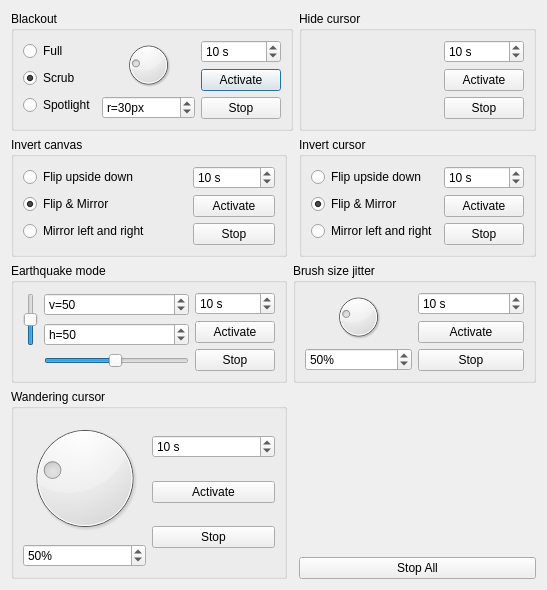
Before: the Qt Designer form src/desktop/ui/handicaps.ui in drawpile/Artbattle, drawn with Qt 5.
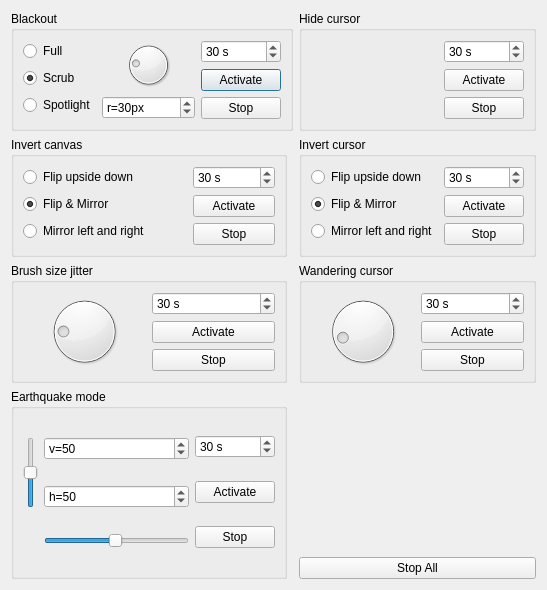
After: the same form once the commit is applied.

Commit message: AB: Implement brush jitter handicaps

Diff of the .ui file:
```diff
--- a/src/desktop/ui/handicaps.ui
+++ b/src/desktop/ui/handicaps.ui
@@ -95,7 +95,7 @@
            <number>3600</number>
           </property>
           <property name="value">
-           <number>10</number>
+           <number>30</number>
           </property>
          </widget>
         </item>
@@ -118,127 +118,6 @@
      </layout>
     </widget>
    </item>
-   <item row="0" column="2">
-    <widget class="QGroupBox" name="hideCursorBox">
-     <property name="title">
-      <string>Hide cursor</string>
-     </property>
-     <layout class="QHBoxLayout" name="horizontalLayout_3">
-      <item>
-       <spacer name="horizontalSpacer">
-        <property name="orientation">
-         <enum>Qt::Horizontal</enum>
-        </property>
-        <property name="sizeHint" stdset="0">
-         <size>
-          <width>136</width>
-          <height>20</height>
-         </size>
-        </property>
-       </spacer>
-      </item>
-      <item>
-       <layout class="QVBoxLayout" name="verticalLayout_3">
-        <item>
-         <widget class="QSpinBox" name="hideCursorTime">
-          <property name="suffix">
-           <string> s</string>
-          </property>
-          <property name="maximum">
-           <number>3600</number>
-          </property>
-          <property name="value">
-           <number>10</number>
-          </property>
-         </widget>
-        </item>
-        <item>
-         <widget class="QPushButton" name="hideCursorStart">
-          <property name="text">
-           <string>Activate</string>
-          </property>
-         </widget>
-        </item>
-        <item>
-         <widget class="QPushButton" name="hideCursorStop">
-          <property name="text">
-           <string>Stop</string>
-          </property>
-         </widget>
-        </item>
-       </layout>
-      </item>
-     </layout>
-    </widget>
-   </item>
-   <item row="1" column="0">
-    <widget class="QGroupBox" name="invertCanvasBox">
-     <property name="title">
-      <string>Invert canvas</string>
-     </property>
-     <layout class="QHBoxLayout" name="horizontalLayout_2" stretch="2,1">
-      <item>
-       <layout class="QVBoxLayout" name="verticalLayout_5">
-        <item>
-         <widget class="QRadioButton" name="canvasFlip">
-          <property name="text">
-           <string>Flip upside down</string>
-          </property>
-         </widget>
-        </item>
-        <item>
-         <widget class="QRadioButton" name="canvasInvertBoth">
-          <property name="text">
-           <string>Flip &amp;&amp; Mirror</string>
-          </property>
-          <property name="checked">
-           <bool>true</bool>
-          </property>
-         </widget>
-        </item>
-        <item>
-         <widget class="QRadioButton" name="canvasMirror">
-          <property name="text">
-           <string>Mirror left and right</string>
-          </property>
-         </widget>
-        </item>
-       </layout>
-      </item>
-      <item>
-       <layout class="QVBoxLayout" name="verticalLayout_6">
-        <item>
-         <widget class="QSpinBox" name="canvasInvertTime">
-          <property name="suffix">
-           <string> s</string>
-          </property>
-          <property name="maximum">
-           <number>3600</number>
-          </property>
-          <property name="value">
-           <number>10</number>
-          </property>
-         </widget>
-        </item>
-        <item>
-         <widget class="QPushButton" name="canvasInvertStart">
-          <property name="text">
-           <string>Activate</string>
-          </property>
-         </widget>
-        </item>
-        <item>
-         <widget class="QPushButton" name="canvasInvertStop">
-          <property name="text">
-           <string>Stop</string>
-          </property>
-         </widget>
-        </item>
-       </layout>
-      </item>
-     </layout>
-    </widget>
-   </item>
    <item row="1" column="2">
     <widget class="QGroupBox" name="invertCursorBox">
      <property name="title">
@@ -284,7 +163,7 @@
            <number>3600</number>
           </property>
           <property name="value">
-           <number>10</number>
+           <number>30</number>
           </property>
          </widget>
         </item>
@@ -307,7 +186,75 @@
      </layout>
     </widget>
    </item>
-   <item row="2" column="0">
+   <item row="1" column="0">
+    <widget class="QGroupBox" name="invertCanvasBox">
+     <property name="title">
+      <string>Invert canvas</string>
+     </property>
+     <layout class="QHBoxLayout" name="horizontalLayout_2" stretch="2,1">
+      <item>
+       <layout class="QVBoxLayout" name="verticalLayout_5">
+        <item>
+         <widget class="QRadioButton" name="canvasFlip">
+          <property name="text">
+           <string>Flip upside down</string>
+          </property>
+         </widget>
+        </item>
+        <item>
+         <widget class="QRadioButton" name="canvasInvertBoth">
+          <property name="text">
+           <string>Flip &amp;&amp; Mirror</string>
+          </property>
+          <property name="checked">
+           <bool>true</bool>
+          </property>
+         </widget>
+        </item>
+        <item>
+         <widget class="QRadioButton" name="canvasMirror">
+          <property name="text">
+           <string>Mirror left and right</string>
+          </property>
+         </widget>
+        </item>
+       </layout>
+      </item>
+      <item>
+       <layout class="QVBoxLayout" name="verticalLayout_6">
+        <item>
+         <widget class="QSpinBox" name="canvasInvertTime">
+          <property name="suffix">
+           <string> s</string>
+          </property>
+          <property name="maximum">
+           <number>3600</number>
+          </property>
+          <property name="value">
+           <number>30</number>
+          </property>
+         </widget>
+        </item>
+        <item>
+         <widget class="QPushButton" name="canvasInvertStart">
+          <property name="text">
+           <string>Activate</string>
+          </property>
+         </widget>
+        </item>
+        <item>
+         <widget class="QPushButton" name="canvasInvertStop">
+          <property name="text">
+           <string>Stop</string>
+          </property>
+         </widget>
+        </item>
+       </layout>
+      </item>
+     </layout>
+    </widget>
+   </item>
+   <item row="3" column="0">
     <widget class="QGroupBox" name="earthquakeBox">
      <property name="title">
       <string>Earthquake mode</string>
@@ -392,7 +339,7 @@
            <number>3600</number>
           </property>
           <property name="value">
-           <number>10</number>
+           <number>30</number>
           </property>
          </widget>
         </item>
@@ -415,49 +362,29 @@
      </layout>
     </widget>
    </item>
-   <item row="2" column="1" colspan="2">
-    <widget class="QGroupBox" name="brushSizeBox">
+   <item row="0" column="2">
+    <widget class="QGroupBox" name="hideCursorBox">
      <property name="title">
-      <string>Brush size jitter</string>
+      <string>Hide cursor</string>
      </property>
-     <layout class="QHBoxLayout" name="horizontalLayout_6">
+     <layout class="QHBoxLayout" name="horizontalLayout_3">
       <item>
-       <layout class="QVBoxLayout" name="verticalLayout_10">
-        <item>
-         <widget class="QDial" name="brushSizeJitter">
-          <property name="minimum">
-           <number>1</number>
-          </property>
-          <property name="maximum">
-           <number>200</number>
-          </property>
-          <property name="value">
-           <number>50</number>
-          </property>
-         </widget>
-        </item>
-        <item>
-         <widget class="QSpinBox" name="spotlightSizeBox_2">
-          <property name="suffix">
-           <string>%</string>
-          </property>
-          <property name="minimum">
-           <number>1</number>
-          </property>
-          <property name="maximum">
-           <number>200</number>
-          </property>
-          <property name="value">
-           <number>50</number>
-          </property>
-         </widget>
-        </item>
-       </layout>
+       <spacer name="horizontalSpacer">
+        <property name="orientation">
+         <enum>Qt::Horizontal</enum>
+        </property>
+        <property name="sizeHint" stdset="0">
+         <size>
+          <width>136</width>
+          <height>20</height>
+         </size>
+        </property>
+       </spacer>
       </item>
       <item>
-       <layout class="QVBoxLayout" name="verticalLayout_11">
+       <layout class="QVBoxLayout" name="verticalLayout_3">
         <item>
-         <widget class="QSpinBox" name="brushSizeJitterTime">
+         <widget class="QSpinBox" name="hideCursorTime">
           <property name="suffix">
            <string> s</string>
           </property>
@@ -465,92 +392,19 @@
            <number>3600</number>
           </property>
           <property name="value">
-           <number>10</number>
+           <number>30</number>
           </property>
          </widget>
         </item>
         <item>
-         <widget class="QPushButton" name="brushSizeJitterStart">
+         <widget class="QPushButton" name="hideCursorStart">
           <property name="text">
            <string>Activate</string>
           </property>
          </widget>
         </item>
         <item>
-         <widget class="QPushButton" name="brushSizeJitterStop">
-          <property name="text">
-           <string>Stop</string>
-          </property>
-         </widget>
-        </item>
-       </layout>
-      </item>
-     </layout>
-    </widget>
-   </item>
-   <item row="3" column="0">
-    <widget class="QGroupBox" name="cursorJitterBox">
-     <property name="title">
-      <string>Wandering cursor</string>
-     </property>
-     <layout class="QHBoxLayout" name="horizontalLayout_7">
-      <item>
-       <layout class="QVBoxLayout" name="verticalLayout_12">
-        <item>
-         <widget class="QDial" name="cursorJitter">
-          <property name="minimum">
-           <number>1</number>
-          </property>
-          <property name="maximum">
-           <number>200</number>
-          </property>
-          <property name="value">
-           <number>50</number>
-          </property>
-         </widget>
-        </item>
-        <item>
-         <widget class="QSpinBox" name="spotlightSizeBox_3">
-          <property name="suffix">
-           <string>%</string>
-          </property>
-          <property name="minimum">
-           <number>1</number>
-          </property>
-          <property name="maximum">
-           <number>200</number>
-          </property>
-          <property name="value">
-           <number>50</number>
-          </property>
-         </widget>
-        </item>
-       </layout>
-      </item>
-      <item>
-       <layout class="QVBoxLayout" name="verticalLayout_13">
-        <item>
-         <widget class="QSpinBox" name="cursorJitterTime">
-          <property name="suffix">
-           <string> s</string>
-          </property>
-          <property name="maximum">
-           <number>3600</number>
-          </property>
-          <property name="value">
-           <number>10</number>
-          </property>
-         </widget>
-        </item>
-        <item>
-         <widget class="QPushButton" name="cursorJitterStart">
-          <property name="text">
-           <string>Activate</string>
-          </property>
-         </widget>
-        </item>
-        <item>
-         <widget class="QPushButton" name="cursorJitterStop">
+         <widget class="QPushButton" name="hideCursorStop">
           <property name="text">
            <string>Stop</string>
           </property>
@@ -585,6 +439,112 @@
      </item>
     </layout>
    </item>
+   <item row="2" column="0">
+    <widget class="QGroupBox" name="brushSizeJitterBox">
+     <property name="title">
+      <string>Brush size jitter</string>
+     </property>
+     <layout class="QHBoxLayout" name="horizontalLayout_6">
+      <item>
+       <widget class="QDial" name="brushSizeJitter">
+        <property name="minimum">
+         <number>25</number>
+        </property>
+        <property name="maximum">
+         <number>150</number>
+        </property>
+        <property name="value">
+         <number>50</number>
+        </property>
+       </widget>
+      </item>
+      <item>
+       <layout class="QVBoxLayout" name="verticalLayout_11">
+        <item>
+         <widget class="QSpinBox" name="brushSizeJitterTime">
+          <property name="suffix">
+           <string> s</string>
+          </property>
+          <property name="maximum">
+           <number>3600</number>
+          </property>
+          <property name="value">
+           <number>30</number>
+          </property>
+         </widget>
+        </item>
+        <item>
+         <widget class="QPushButton" name="brushSizeJitterStart">
+          <property name="text">
+           <string>Activate</string>
+          </property>
+         </widget>
+        </item>
+        <item>
+         <widget class="QPushButton" name="brushSizeJitterStop">
+          <property name="text">
+           <string>Stop</string>
+          </property>
+         </widget>
+        </item>
+       </layout>
+      </item>
+     </layout>
+    </widget>
+   </item>
+   <item row="2" column="2">
+    <widget class="QGroupBox" name="cursorJitterBox">
+     <property name="title">
+      <string>Wandering cursor</string>
+     </property>
+     <layout class="QHBoxLayout" name="horizontalLayout_7">
+      <item>
+       <widget class="QDial" name="cursorJitter">
+        <property name="minimum">
+         <number>30</number>
+        </property>
+        <property name="maximum">
+         <number>100</number>
+        </property>
+        <property name="value">
+         <number>40</number>
+        </property>
+       </widget>
+      </item>
+      <item>
+       <layout class="QVBoxLayout" name="verticalLayout_13">
+        <item>
+         <widget class="QSpinBox" name="cursorJitterTime">
+          <property name="suffix">
+           <string> s</string>
+          </property>
+          <property name="maximum">
+           <number>3600</number>
+          </property>
+          <property name="value">
+           <number>30</number>
+          </property>
+         </widget>
+        </item>
+        <item>
+         <widget class="QPushButton" name="cursorJitterStart">
+          <property name="text">
+           <string>Activate</string>
+          </property>
+         </widget>
+        </item>
+        <item>
+         <widget class="QPushButton" name="cursorJitterStop">
+          <property name="text">
+           <string>Stop</string>
+          </property>
+         </widget>
+        </item>
+       </layout>
+      </item>
+     </layout>
+    </widget>
+   </item>
   </layout>
  </widget>
  <resources/>
```
Left out of the diff: 64 changed lines with no effect on the pictures. The commit also changes 10 other files.
